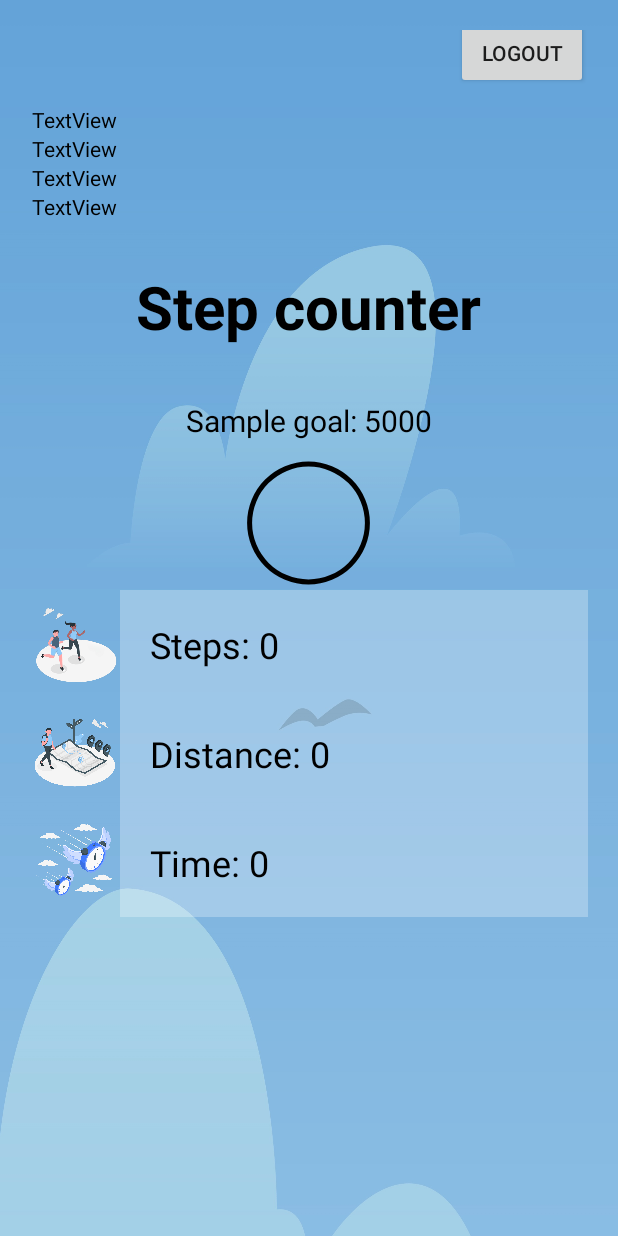
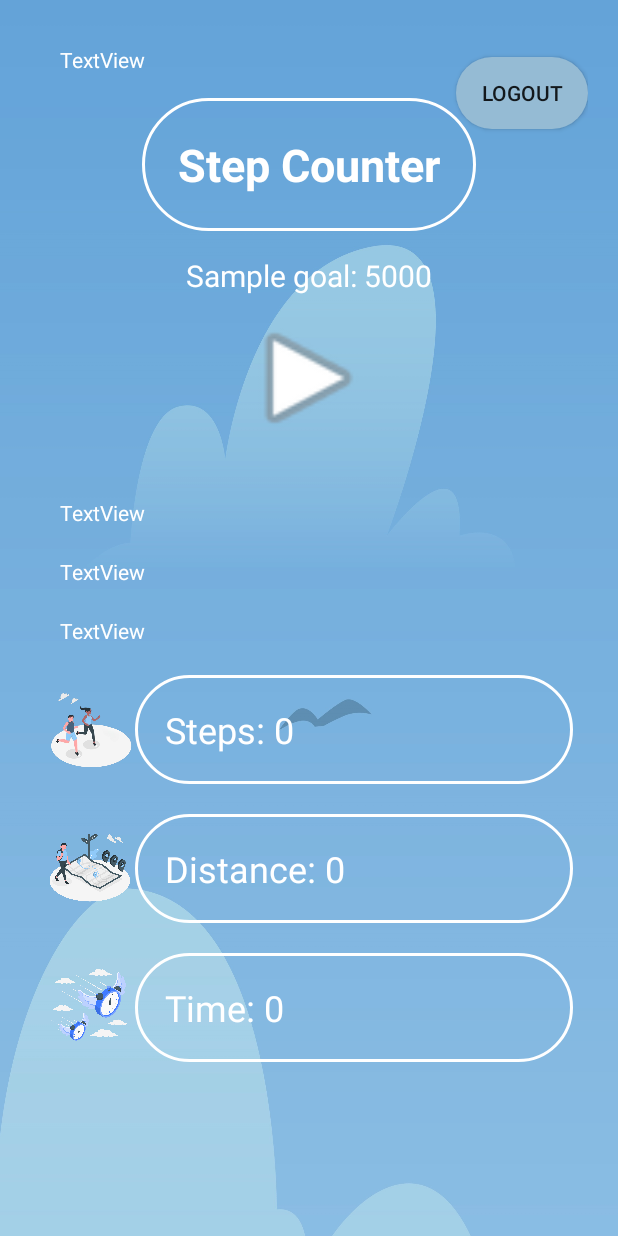
Before and after one commit to viliuszam/Stridemile, an Android app: the layout activity_main.xml on its own in the app's theme, with its tools: preview values and no code run, on a phone screen of 412 x 824 dp. Run offline under Robolectric (Android 15) with nearby library versions, the phone set to English and light mode, and no system bars.

Commit message:
App: step counter activity color, theme, button design changed

```diff
--- /dev/null
+++ b/STracker/app/src/main/res/drawable/text_bg.xml
@@ -0,0 +1,6 @@
+<?xml version="1.0" encoding="utf-8"?>
+<shape xmlns:android="http://schemas.android.com/apk/res/android">
+
+    <stroke android:color="@color/white" android:width="2dp"/>
+    <corners android:radius="70dp"/>
+</shape>
--- a/STracker/app/src/main/res/layout/activity_main.xml
+++ b/STracker/app/src/main/res/layout/activity_main.xml
@@ -9,53 +9,29 @@
     android:padding="20dp"
     tools:context=".MainActivity">
 
-    <LinearLayout
-        android:layout_width="369dp"
+    <TextView
+        android:id="@+id/greeting"
+        android:layout_width="match_parent"
         android:layout_height="wrap_content"
-        android:layout_gravity="center"
-        android:layout_marginTop="50dp"
-        android:orientation="vertical">
+        android:layout_gravity="start|top"
+        android:paddingLeft="20dp"
+        android:paddingTop="10dp"
+        android:paddingRight="10dp"
+        android:paddingBottom="10dp"
+        android:text="TextView"
+        android:textColor="@color/white" />
 
-
-        <TextView
-            android:id="@+id/greeting"
-            android:layout_width="242dp"
-            android:layout_height="wrap_content"
-            android:text="TextView"
-            android:textColor="@color/black" />
-
-        <TextView
-            android:id="@+id/totalStepsDisplay"
-            android:layout_width="match_parent"
-            android:layout_height="wrap_content"
-            android:text="TextView"
-            android:textColor="@color/black" />
-
-        <TextView
-            android:id="@+id/totalDistanceDisplay"
-            android:layout_width="match_parent"
-            android:layout_height="wrap_content"
-            android:text="TextView"
-            android:textColor="@color/black" />
-
-        <TextView
-            android:id="@+id/totalTimeDisplay"
-            android:layout_width="match_parent"
-            android:layout_height="wrap_content"
-            android:text="TextView"
-            android:textColor="@color/black" />
-
-    </LinearLayout>
 
     <TextView
         android:layout_width="wrap_content"
         android:layout_height="wrap_content"
         android:layout_gravity="center"
         android:layout_margin="6dp"
+        android:background="@drawable/text_bg"
         android:padding="24dp"
-        android:text="Step counter"
-        android:textColor="@color/black"
-        android:textSize="40sp"
+        android:text="Step Counter"
+        android:textColor="@color/white"
+        android:textSize="30sp"
         android:textStyle="bold" />
 
     <TextView
@@ -63,9 +39,9 @@
         android:layout_width="wrap_content"
         android:layout_height="wrap_content"
         android:layout_gravity="center"
-        android:layout_marginTop="5dp"
+        android:layout_marginTop="10dp"
         android:text="Sample goal: 5000"
-        android:textColor="@color/black"
+        android:textColor="@color/white"
         android:textSize="20sp" />
 
     <ProgressBar
@@ -75,14 +51,63 @@
         android:layout_height="89dp"
         android:layout_gravity="center"
         android:layout_marginTop="10dp"
-        android:background="@drawable/circular"
+        android:background="@android:drawable/ic_media_play"
         android:padding="10dp"
         android:progressDrawable="@drawable/progress" />
 
     <LinearLayout
         android:layout_width="match_parent"
         android:layout_height="wrap_content"
-        android:orientation="horizontal">
+        android:layout_gravity="center"
+        android:layout_marginTop="25dp"
+        android:orientation="vertical">
+
+
+        <TextView
+            android:id="@+id/totalStepsDisplay"
+            android:layout_width="match_parent"
+            android:layout_height="match_parent"
+            android:layout_gravity="center"
+            android:paddingLeft="20dp"
+            android:paddingTop="10dp"
+            android:paddingRight="10dp"
+            android:paddingBottom="10dp"
+            android:text="TextView"
+            android:textColor="@color/white" />
+
+        <TextView
+            android:id="@+id/totalDistanceDisplay"
+            android:layout_width="match_parent"
+            android:layout_height="match_parent"
+            android:layout_gravity="center"
+            android:paddingLeft="20dp"
+            android:paddingTop="10dp"
+            android:paddingRight="10dp"
+            android:paddingBottom="10dp"
+            android:text="TextView"
+            android:textColor="@color/white" />
+
+        <TextView
+            android:id="@+id/totalTimeDisplay"
+            android:layout_width="match_parent"
+            android:layout_height="match_parent"
+            android:layout_gravity="center"
+            android:paddingLeft="20dp"
+            android:paddingTop="10dp"
+            android:paddingRight="10dp"
+            android:paddingBottom="10dp"
+            android:text="TextView"
+            android:textColor="@color/white" />
+
+    </LinearLayout>
+
+    <LinearLayout
+        android:layout_width="match_parent"
+        android:layout_height="wrap_content"
+        android:orientation="horizontal"
+        android:foregroundGravity="center"
+        android:layout_margin="10dp"
+        android:layout_gravity="center">
 
         <ImageView
             android:layout_width="60dp"
@@ -94,10 +119,10 @@
             android:layout_width="match_parent"
             android:layout_height="wrap_content"
             android:layout_gravity="center"
-            android:background="#45FFFFFF"
+            android:background="@drawable/text_bg"
             android:padding="20dp"
             android:text="Steps: 0"
-            android:textColor="@color/black"
+            android:textColor="@color/white"
             android:textSize="24sp" />
 
     </LinearLayout>
@@ -105,7 +130,10 @@
     <LinearLayout
         android:layout_width="match_parent"
         android:layout_height="wrap_content"
-        android:orientation="horizontal">
+        android:orientation="horizontal"
+        android:foregroundGravity="center"
+        android:layout_margin="10dp"
+        android:layout_gravity="center">
 
         <ImageView
             android:layout_width="60dp"
@@ -117,10 +145,10 @@
             android:layout_width="match_parent"
             android:layout_height="wrap_content"
             android:layout_gravity="center"
-            android:background="#45FFFFFF"
+            android:background="@drawable/text_bg"
             android:padding="20dp"
             android:text="Distance: 0"
-            android:textColor="@color/black"
+            android:textColor="@color/white"
             android:textSize="24sp" />
 
     </LinearLayout>
@@ -128,7 +156,11 @@
     <LinearLayout
         android:layout_width="match_parent"
         android:layout_height="wrap_content"
-        android:orientation="horizontal">
+        android:orientation="horizontal"
+        android:foregroundGravity="center"
+        android:layout_margin="10dp"
+        android:layout_gravity="center"
+        >
 
         <ImageView
             android:layout_width="60dp"
@@ -140,10 +172,10 @@
             android:layout_width="match_parent"
             android:layout_height="wrap_content"
             android:layout_gravity="center"
-            android:background="#45FFFFFF"
+            android:background="@drawable/text_bg"
             android:padding="20dp"
             android:text="Time: 0"
-            android:textColor="@color/black"
+            android:textColor="@color/white"
             android:textSize="24sp" />
 
     </LinearLayout>
@@ -152,8 +184,9 @@
         android:id="@+id/logoutButton"
         android:layout_width="wrap_content"
         android:layout_height="wrap_content"
-        android:layout_gravity="right|top"
-        android:layout_marginTop="-600dp"
+        android:layout_gravity="end|top"
+        android:layout_marginTop="-680dp"
+        android:background="@drawable/btn_bg"
         android:onClick="onLogoutButtonPressed"
         android:text="Logout" />
 
--- a/STracker/app/src/main/res/values/colors.xml
+++ b/STracker/app/src/main/res/values/colors.xml
@@ -8,4 +8,5 @@
     <color name="black">#FF000000</color>
     <color name="white">#FFFFFFFF</color>
     <color name="light_blue">#95bbd4</color>
+    <color name="dark_blue">#4a86e8</color>
 </resources>
```
